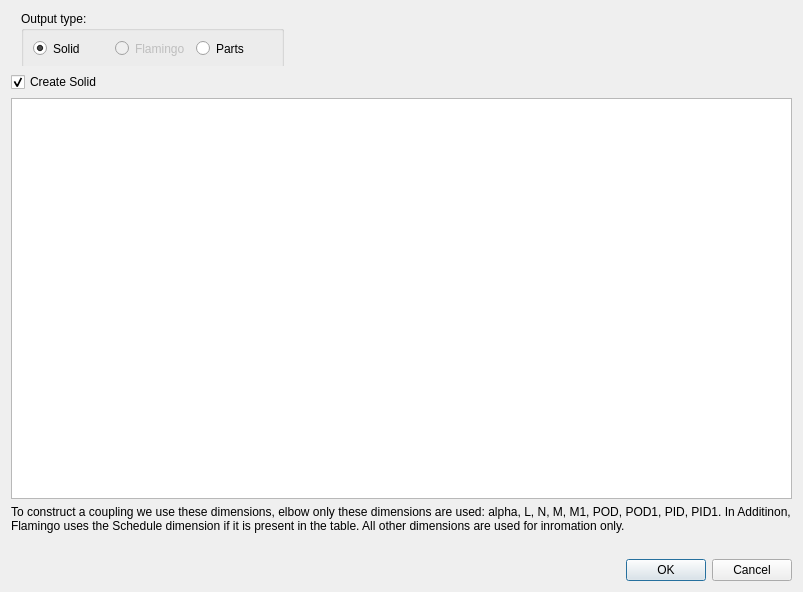
This is ui/create-coupling.ui in rkrenzler/FreeCAD_Workbench_Starter as Qt 5 draws it before an edit. The edited form follows.
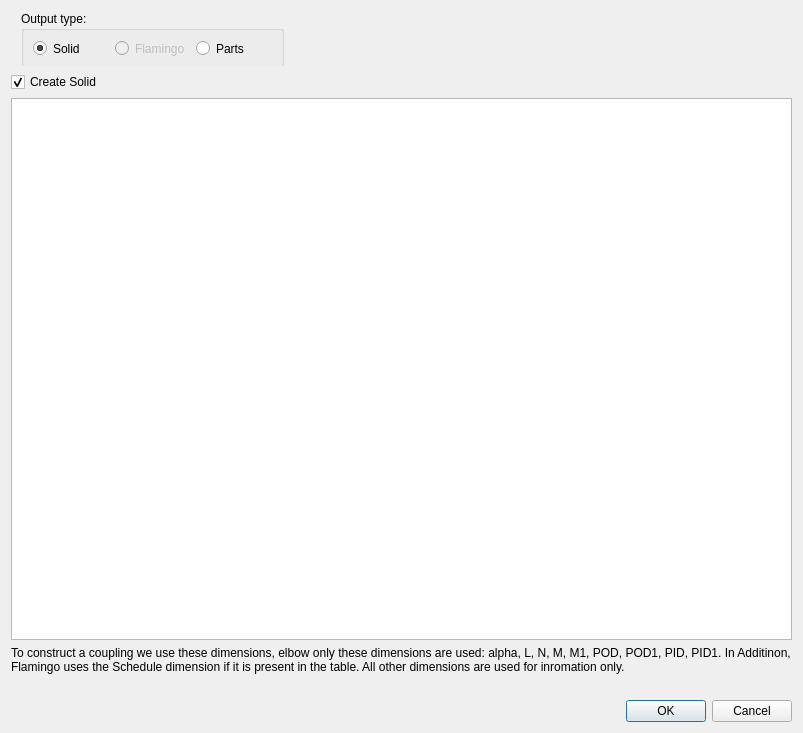
This is the edited form. Icons and pictures are not drawn.

Commit message:
add flamingo support to coupling dialog
Now, the coupling dialog can create parts based on the flamingo workbench.

```diff
--- a/ui/create-coupling.ui
+++ b/ui/create-coupling.ui
@@ -7,7 +7,7 @@
     <x>0</x>
     <y>0</y>
     <width>803</width>
-    <height>592</height>
+    <height>733</height>
    </rect>
   </property>
   <property name="windowTitle">
```
The commit also changes 2 other files.
